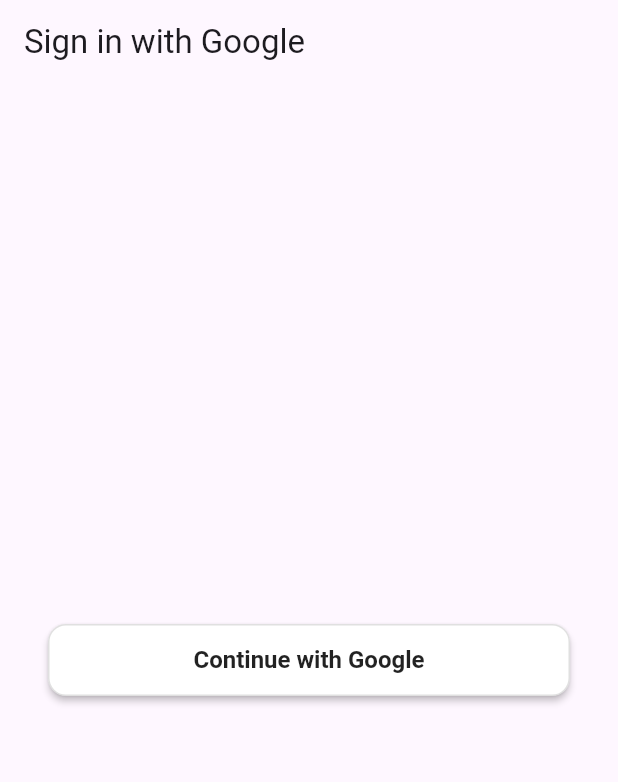
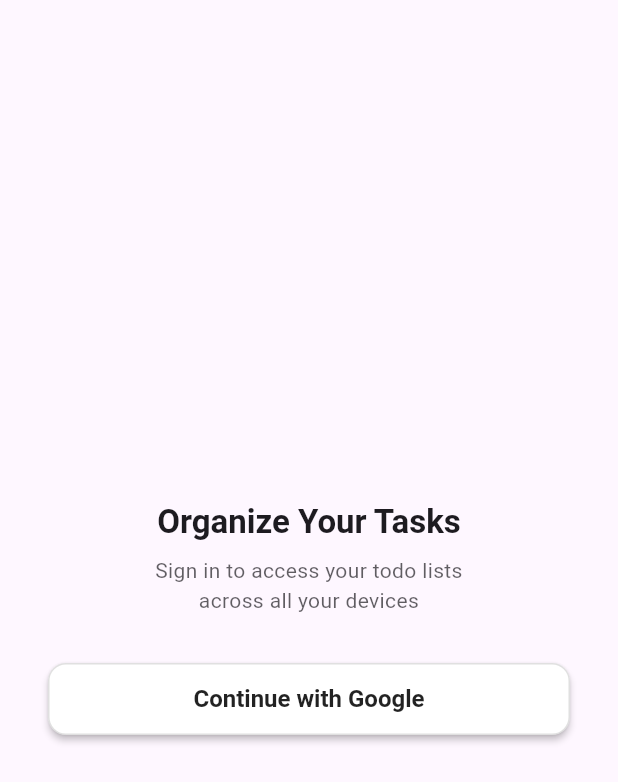
Before and after one commit to armanmaurya/mindlist, a Flutter app: the screen it shows after launch, on a phone screen of 412 x 824 dp. Shown: the top 782 px of the screen. Run offline on Flutter 3.47's test engine with Material 3 defaults, Android fonts, the phone set to English and light mode, and no system bars; our stand-ins replace cloud_firestore, firebase_auth, firebase_core, google_sign_in, implicitly_animated_reorderable_list_2, shared_preferences; accounts and stored records are empty.

Commit message:
Basic functionaly of app is implemented

```diff
--- a/lib/main.dart
+++ b/lib/main.dart
@@ -1,7 +1,7 @@
 import 'package:flutter/material.dart';
 import 'package:todo_native/models/todo.dart';
 import 'package:todo_native/models/todo_list.dart';
-import 'package:todo_native/screens/home_screen.dart';
+import 'package:todo_native/screens/todo_screen.dart';
 import 'package:firebase_core/firebase_core.dart';
 import 'package:todo_native/screens/todo_lists_screen.dart';
 import 'firebase_options.dart';
@@ -31,27 +31,16 @@ class MyApp extends StatelessWidget {
 
   @override
   Widget build(BuildContext context) {
+    final user = FirebaseAuth.instance.currentUser;
     return MaterialApp(
       title: 'SwiftDo',
       debugShowCheckedModeBanner: false,
       theme: ThemeData(
         colorScheme: ColorScheme.fromSeed(seedColor: Colors.deepPurple),
       ),
-      home: StreamBuilder<User?>(
-        stream: FirebaseAuth.instance.authStateChanges(),
-        builder: (context, snapshot) {
-          if (snapshot.connectionState == ConnectionState.waiting) {
-            return const Scaffold(
-              body: Center(child: CircularProgressIndicator()),
-            );
-          }
-          if (snapshot.hasData && snapshot.data != null) {
-            return const ListsScreen();
-          } else {
-            return const GoogleSignInScreen();
-          }
-        },
-      ),
+      home: user == null
+          ? const GoogleSignInScreen()
+          : const TodoListsScreen(),
     );
   }
 }
--- a/lib/screens/google_signin_screen.dart
+++ b/lib/screens/google_signin_screen.dart
@@ -1,7 +1,8 @@
 import 'package:flutter/cupertino.dart';
 import 'package:flutter/material.dart';
+import 'package:flutter/scheduler.dart';
+import 'package:todo_native/screens/todo_lists_screen.dart';
 import 'package:todo_native/services/auth_service.dart';
-import 'package:todo_native/screens/home_screen.dart';
 import 'package:todo_native/widgets/buttons/google_signin_button.dart';
 
 class GoogleSignInScreen extends StatefulWidget {
@@ -11,54 +12,145 @@ class GoogleSignInScreen extends StatefulWidget {
   State<GoogleSignInScreen> createState() => _GoogleSignInScreenState();
 }
 
-class _GoogleSignInScreenState extends State<GoogleSignInScreen> {
+class _GoogleSignInScreenState extends State<GoogleSignInScreen>
+    with SingleTickerProviderStateMixin {
   bool _isSigningIn = false;
   String? _error;
   final AuthService _authService = AuthService();
+  late AnimationController _controller;
+  late Animation<double> _fadeAnimation;
+  late Animation<Offset> _slideAnimation;
+
+  @override
+  void initState() {
+    super.initState();
+
+    _controller = AnimationController(
+      duration: const Duration(milliseconds: 800),
+      vsync: this,
+    );
+
+    _fadeAnimation = Tween<double>(begin: 0, end: 1).animate(
+      CurvedAnimation(
+        parent: _controller,
+        curve: Curves.easeInOut,
+      ),
+    );
+
+    _slideAnimation = Tween<Offset>(
+      begin: const Offset(0, 0.1),
+      end: Offset.zero,
+    ).animate(
+      CurvedAnimation(
+        parent: _controller,
+        curve: Curves.easeOut,
+      ),
+    );
+
+    SchedulerBinding.instance.addPostFrameCallback((_) {
+      _controller.forward();
+    });
+  }
+
+  @override
+  void dispose() {
+    _controller.dispose();
+    super.dispose();
+  }
 
   Future<void> _signInWithGoogle() async {
     setState(() {
       _isSigningIn = true;
       _error = null;
     });
+
     try {
-      // Always sign out first to force account picker
       await _authService.signOut();
       final userCredential = await _authService.signInWithGoogle();
+
       if (userCredential == null) {
-        setState(() {
-          _isSigningIn = false;
-        });
-        return; // User cancelled
+        if (mounted) {
+          setState(() {
+            _isSigningIn = false;
+          });
+        }
+        return;
       }
+
       if (!mounted) return;
       Navigator.pushReplacement(
         context,
-        CupertinoPageRoute(builder: (context) => const HomeScreen()),
+        CupertinoPageRoute(builder: (context) => const TodoListsScreen()),
       );
     } catch (e) {
       print('Sign in failed: $e');
+      if (mounted) {
+        setState(() {
+          _isSigningIn = false;
+          _error = 'Sign in failed. Please try again.';
+          _controller.animateBack(0.7).then((_) => _controller.forward());
+        });
+      }
+    }
+
+    if (mounted) {
       setState(() {
         _isSigningIn = false;
-        _error = 'Sign in failed: ${e.toString()}';
       });
     }
-    setState(() {
-      _isSigningIn = false;
-    });
   }
 
   @override
   Widget build(BuildContext context) {
+    final theme = Theme.of(context);
+    final colorScheme = theme.colorScheme;
+    final size = MediaQuery.of(context).size;
+
     return Scaffold(
-      appBar: AppBar(title: const Text('Sign in with Google')),
-      body: Center(
+      body: SafeArea(
         child: Padding(
-          padding: const EdgeInsets.all(32.0),
-          child: GoogleSignInButton(
-            isSigningIn: _isSigningIn,
-            onPressed: _signInWithGoogle,
-            error: _error,
+          padding: const EdgeInsets.symmetric(horizontal: 32.0),
+          child: Center(
+            child: Column(
+              mainAxisSize: MainAxisSize.min,
+              crossAxisAlignment: CrossAxisAlignment.center,
+              children: [
+                Column(
+                  children: [
+                    Text(
+                      'Organize Your Tasks',
+                      style: theme.textTheme.titleLarge?.copyWith(
+                        fontWeight: FontWeight.w600,
+                      ),
+                    ),
+                    const SizedBox(height: 8),
+                    Text(
+                      'Sign in to access your todo lists\nacross all your devices',
+                      style: theme.textTheme.bodyMedium?.copyWith(
+                        color: colorScheme.onSurface.withOpacity(0.7),
+                      ),
+                      textAlign: TextAlign.center,
+                    ),
+                    const SizedBox(height: 32),
+                    GoogleSignInButton(
+                      isSigningIn: _isSigningIn,
+                      onPressed: _signInWithGoogle,
+                      error: _error,
+                    ),
+                    if (_error != null) ...[
+                      const SizedBox(height: 16),
+                      Text(
+                        _error!,
+                        style: theme.textTheme.bodySmall?.copyWith(
+                          color: colorScheme.error,
+                        ),
+                        textAlign: TextAlign.center,
+                      ),
+                    ],
+                  ],
+                ),
+              ],
+            ),
           ),
         ),
       ),
--- a/pubspec.yaml
+++ b/pubspec.yaml
@@ -44,6 +44,7 @@ dependencies:
   firebase_auth: ^5.5.4
   cloud_firestore: ^5.6.8
   provider: ^6.1.5
+  shimmer_animation: ^2.2.2
 
 dev_dependencies:
   flutter_test:
```
Also changed, not shown: lib/providers/todo_list_provider.dart (+10 -4 lines), lib/screens/home_screen.dart (deleted, +0 -57 lines), lib/screens/todo_lists_screen.dart (+38 -12 lines), lib/screens/todo_screen.dart (added, +100 -0 lines), lib/widgets/todo_item.dart (+7 -2 lines), firebase.json, lib/firebase_options.dart, pubspec.lock, 2 other files.
